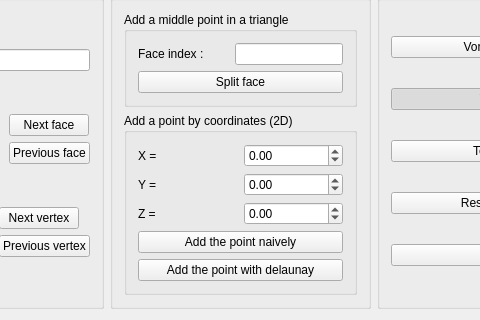
Paulfx/mesh_modelisation_m2, file mainwindow.ui: the form before one commit; both pictures show x 439 to 919 and y 219 to 539 of the 1088 by 539 pixel window.
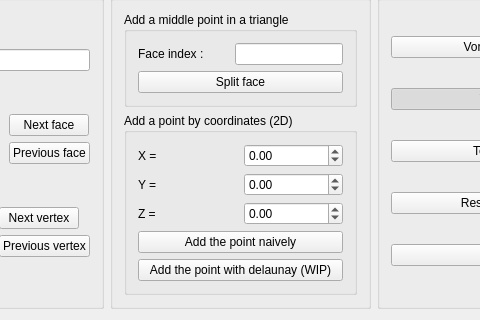
The form after the commit. Custom widgets are drawn as their Qt base class.

Commit message: delaunay doesn't works

```diff
--- a/mainwindow.ui
+++ b/mainwindow.ui
@@ -385,7 +385,7 @@
                 <item>
                  <widget class="QPushButton" name="pbDelaunayAdd">
                   <property name="text">
-                   <string>Add the point with delaunay</string>
+                   <string>Add the point with delaunay (WIP)</string>
                   </property>
                  </widget>
                 </item>
```
The commit also changes 3 other files.
